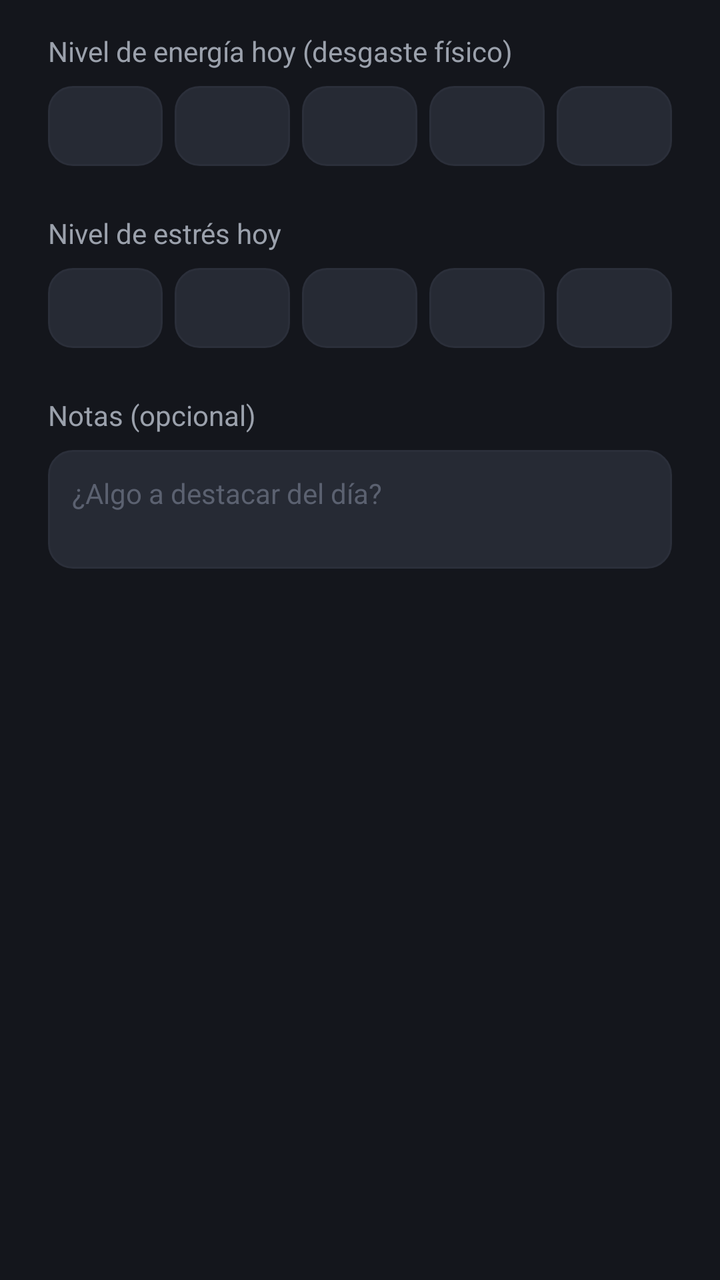
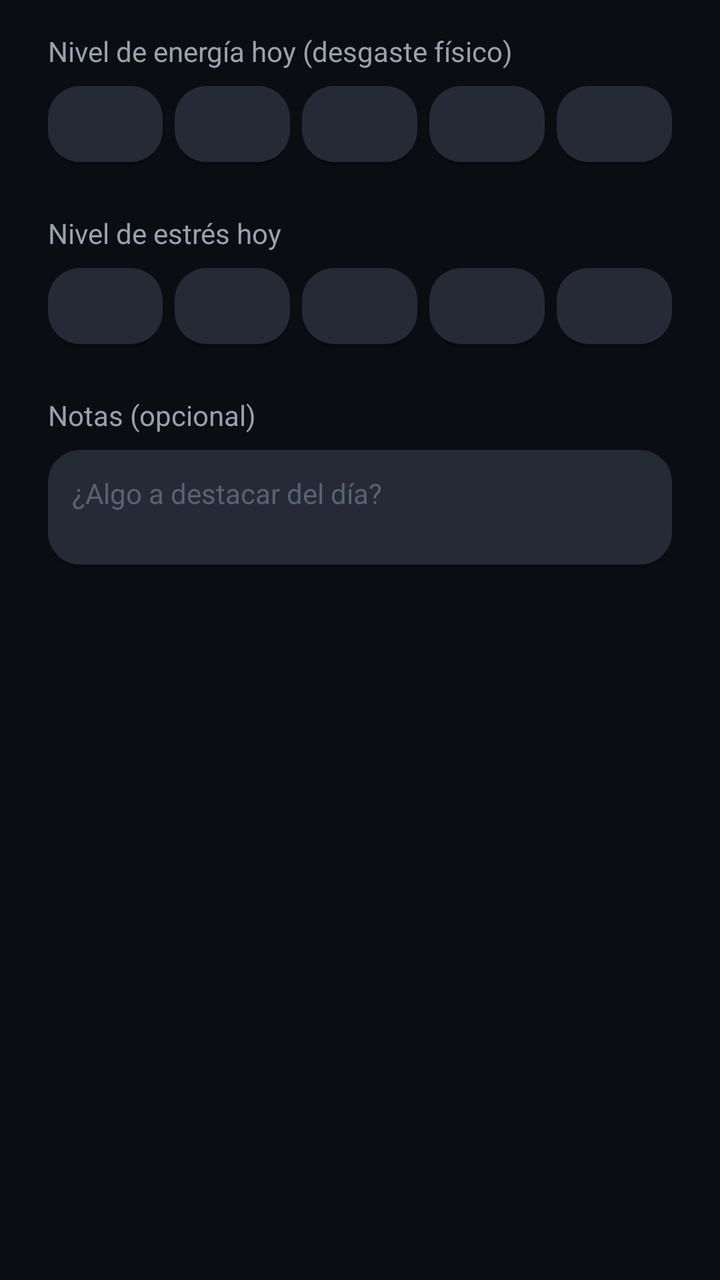

Before-and-after screenshots of an Android layout around one commit, followed by the original layout XML and the change that was made.
<!-- AndroidManifest.xml: application theme Theme.FitBase -->
<!-- res/layout/dialog_metricas_subjetivas.xml -->
<?xml version="1.0" encoding="utf-8"?>
<ScrollView xmlns:android="http://schemas.android.com/apk/res/android"
    android:layout_width="match_parent"
    android:layout_height="wrap_content">

    <LinearLayout
        android:layout_width="match_parent"
        android:layout_height="wrap_content"
        android:orientation="vertical"
        android:paddingHorizontal="24dp"
        android:paddingTop="16dp"
        android:paddingBottom="8dp">

        <TextView
            android:layout_width="match_parent"
            android:layout_height="wrap_content"
            android:text="Nivel de energía hoy (desgaste físico)"
            android:textSize="14sp"
            android:textColor="@color/text_secondary" />

        <LinearLayout
            android:id="@+id/filaEnergia"
            android:layout_width="match_parent"
            android:layout_height="wrap_content"
            android:orientation="horizontal"
            android:layout_marginTop="8dp">

            <View android:id="@+id/nivelEnergia1" android:layout_width="0dp" android:layout_height="40dp"
                android:layout_weight="1" android:background="@drawable/button_secondary" />
            <View android:id="@+id/nivelEnergia2" android:layout_width="0dp" android:layout_height="40dp"
                android:layout_weight="1" android:layout_marginStart="6dp" android:background="@drawable/button_secondary" />
            <View android:id="@+id/nivelEnergia3" android:layout_width="0dp" android:layout_height="40dp"
                android:layout_weight="1" android:layout_marginStart="6dp" android:background="@drawable/button_secondary" />
            <View android:id="@+id/nivelEnergia4" android:layout_width="0dp" android:layout_height="40dp"
                android:layout_weight="1" android:layout_marginStart="6dp" android:background="@drawable/button_secondary" />
            <View android:id="@+id/nivelEnergia5" android:layout_width="0dp" android:layout_height="40dp"
                android:layout_weight="1" android:layout_marginStart="6dp" android:background="@drawable/button_secondary" />
        </LinearLayout>

        <TextView
            android:layout_width="match_parent"
            android:layout_height="wrap_content"
            android:text="Nivel de estrés hoy"
            android:textSize="14sp"
            android:textColor="@color/text_secondary"
            android:layout_marginTop="24dp" />

        <LinearLayout
            android:id="@+id/filaEstres"
            android:layout_width="match_parent"
            android:layout_height="wrap_content"
            android:orientation="horizontal"
            android:layout_marginTop="8dp">

            <View android:id="@+id/nivelEstres1" android:layout_width="0dp" android:layout_height="40dp"
                android:layout_weight="1" android:background="@drawable/button_secondary" />
            <View android:id="@+id/nivelEstres2" android:layout_width="0dp" android:layout_height="40dp"
                android:layout_weight="1" android:layout_marginStart="6dp" android:background="@drawable/button_secondary" />
            <View android:id="@+id/nivelEstres3" android:layout_width="0dp" android:layout_height="40dp"
                android:layout_weight="1" android:layout_marginStart="6dp" android:background="@drawable/button_secondary" />
            <View android:id="@+id/nivelEstres4" android:layout_width="0dp" android:layout_height="40dp"
                android:layout_weight="1" android:layout_marginStart="6dp" android:background="@drawable/button_secondary" />
            <View android:id="@+id/nivelEstres5" android:layout_width="0dp" android:layout_height="40dp"
                android:layout_weight="1" android:layout_marginStart="6dp" android:background="@drawable/button_secondary" />
        </LinearLayout>

        <TextView
            android:layout_width="match_parent"
            android:layout_height="wrap_content"
            android:text="Notas (opcional)"
            android:textSize="14sp"
            android:textColor="@color/text_secondary"
            android:layout_marginTop="24dp" />

        <EditText
            android:id="@+id/etNotas"
            android:layout_width="match_parent"
            android:layout_height="wrap_content"
            android:minLines="2"
            android:gravity="top|start"
            android:hint="¿Algo a destacar del día?"
            android:textColorHint="@color/text_tertiary"
            android:textColor="@color/text_primary"
            android:textSize="14sp"
            android:background="@drawable/button_secondary"
            android:padding="12dp"
            android:layout_marginTop="8dp"
            android:inputType="textMultiLine|textCapSentences" />

    </LinearLayout>
</ScrollView>
<!-- resources referenced by this layout -->
<resources>
  <color name="text_primary">#F2F3F5</color>
  <color name="text_secondary">#9BA1AC</color>
  <color name="text_tertiary">#5B6170</color>
  <!-- drawable button_secondary (drawable) -->
  <?xml version="1.0" encoding="utf-8"?>
  
  <shape xmlns:android="http://schemas.android.com/apk/res/android"
      android:shape="rectangle">
      <solid android:color="@color/colorSurfaceElevated" />
      <corners android:radius="@dimen/radius_card" />
      <stroke
          android:width="1dp"
          android:color="@color/colorSeparator" />
  </shape>
  <style name="Theme.FitBase" parent="Theme.MaterialComponents.DayNight.NoActionBar">
          
          <item name="colorPrimary">@color/colorAccentPrimary</item>
          <item name="colorPrimaryVariant">@color/colorTextPrimary</item>
          <item name="colorOnPrimary">#FFFFFF</item>
  
          
          <item name="colorSecondary">@color/colorTextSecondary</item>
          <item name="colorOnSecondary">#FFFFFF</item>
  
          
          <item name="android:colorBackground">@color/colorBackground</item>
          <item name="android:windowBackground">@color/colorBackground</item>
          <item name="colorSurface">@color/colorSurface</item>
  
          
          <item name="android:statusBarColor">@color/colorBackground</item>
          <item name="android:navigationBarColor">@color/colorBackground</item>
          <item name="android:windowLightStatusBar">true</item>
  
          
          <item name="windowNoTitle">true</item>
          <item name="windowActionBar">false</item>
  
          
          <item name="android:fontFamily">sans-serif</item>
      </style>
  <color name="colorSurfaceElevated">#262A34</color>
  <dimen name="radius_card">12dp</dimen>
  <color name="colorSeparator">#2B2F3A</color>
  <color name="colorAccentPrimary">#3B82F6</color>
  <color name="colorTextPrimary">#F2F3F5</color>
  <color name="colorTextSecondary">#9BA1AC</color>
  <color name="colorBackground">#14161C</color>
  <color name="colorSurface">#1E2129</color>
</resources>

<!-- the commit's change to res/layout/dialog_metricas_subjetivas.xml (unified diff, before → after) -->
@@ -7,9 +7,9 @@
         android:layout_width="match_parent"
         android:layout_height="wrap_content"
         android:orientation="vertical"
-        android:paddingHorizontal="24dp"
-        android:paddingTop="16dp"
-        android:paddingBottom="8dp">
+        android:paddingHorizontal="@dimen/space_xxl"
+        android:paddingTop="@dimen/space_lg"
+        android:paddingBottom="@dimen/space_sm">
 
         <TextView
             android:layout_width="match_parent"
@@ -23,7 +23,7 @@
             android:layout_width="match_parent"
             android:layout_height="wrap_content"
             android:orientation="horizontal"
-            android:layout_marginTop="8dp">
+            android:layout_marginTop="@dimen/space_sm">
 
             <View android:id="@+id/nivelEnergia1" android:layout_width="0dp" android:layout_height="40dp"
                 android:layout_weight="1" android:background="@drawable/button_secondary" />
@@ -43,14 +43,14 @@
             android:text="Nivel de estrés hoy"
             android:textSize="14sp"
             android:textColor="@color/text_secondary"
-            android:layout_marginTop="24dp" />
+            android:layout_marginTop="@dimen/space_xxl" />
 
         <LinearLayout
             android:id="@+id/filaEstres"
             android:layout_width="match_parent"
             android:layout_height="wrap_content"
             android:orientation="horizontal"
-            android:layout_marginTop="8dp">
+            android:layout_marginTop="@dimen/space_sm">
 
             <View android:id="@+id/nivelEstres1" android:layout_width="0dp" android:layout_height="40dp"
                 android:layout_weight="1" android:background="@drawable/button_secondary" />
@@ -70,7 +70,7 @@
             android:text="Notas (opcional)"
             android:textSize="14sp"
             android:textColor="@color/text_secondary"
-            android:layout_marginTop="24dp" />
+            android:layout_marginTop="@dimen/space_xxl" />
 
         <EditText
             android:id="@+id/etNotas"
<!-- resource entries referenced after the edit -->
@@ -1,19 +1,27 @@
 <!-- resources referenced by this layout -->
 <resources>
-  <color name="text_primary">#F2F3F5</color>
+  <color name="text_primary">#F5F6F8</color>
   <color name="text_secondary">#9BA1AC</color>
   <color name="text_tertiary">#5B6170</color>
+  <dimen name="space_lg">16dp</dimen>
+  <dimen name="space_sm">8dp</dimen>
+  <dimen name="space_xxl">24dp</dimen>
   <!-- drawable button_secondary (drawable) -->
   <?xml version="1.0" encoding="utf-8"?>
-  
-  <shape xmlns:android="http://schemas.android.com/apk/res/android"
-      android:shape="rectangle">
-      <solid android:color="@color/colorSurfaceElevated" />
-      <corners android:radius="@dimen/radius_card" />
-      <stroke
-          android:width="1dp"
-          android:color="@color/colorSeparator" />
-  </shape>
+  <layer-list xmlns:android="http://schemas.android.com/apk/res/android">
+      <item android:top="2dp" android:left="1dp" android:right="1dp">
+          <shape android:shape="rectangle">
+              <corners android:radius="@dimen/radius_button" />
+              <solid android:color="@color/colorShadow" />
+          </shape>
+      </item>
+      <item android:bottom="2dp">
+          <shape android:shape="rectangle">
+              <corners android:radius="@dimen/radius_button" />
+              <solid android:color="@color/colorSurfaceElevated2" />
+          </shape>
+      </item>
+  </layer-list>
   <style name="Theme.FitBase" parent="Theme.MaterialComponents.DayNight.NoActionBar">
           
           <item name="colorPrimary">@color/colorAccentPrimary</item>
@@ -32,7 +40,8 @@
           
           <item name="android:statusBarColor">@color/colorBackground</item>
           <item name="android:navigationBarColor">@color/colorBackground</item>
-          <item name="android:windowLightStatusBar">true</item>
+          <item name="android:windowLightStatusBar">false</item>
+          <item name="android:windowLightNavigationBar" tools:targetApi="27">false</item>
   
           
           <item name="windowNoTitle">true</item>
@@ -41,13 +50,13 @@
           
           <item name="android:fontFamily">sans-serif</item>
       </style>
-  <color name="colorSurfaceElevated">#262A34</color>
-  <dimen name="radius_card">12dp</dimen>
-  <color name="colorSeparator">#2B2F3A</color>
-  <color name="colorAccentPrimary">#3B82F6</color>
-  <color name="colorTextPrimary">#F2F3F5</color>
+  <dimen name="radius_button">16dp</dimen>
+  <color name="colorShadow">#40000000</color>
+  <color name="colorSurfaceElevated2">#262A36</color>
+  <color name="colorAccentPrimary">#4F7CFF</color>
+  <color name="colorTextPrimary">#F5F6F8</color>
   <color name="colorTextSecondary">#9BA1AC</color>
-  <color name="colorBackground">#14161C</color>
-  <color name="colorSurface">#1E2129</color>
+  <color name="colorBackground">#0B0D12</color>
+  <color name="colorSurface">#15171F</color>
 </resources>
 
